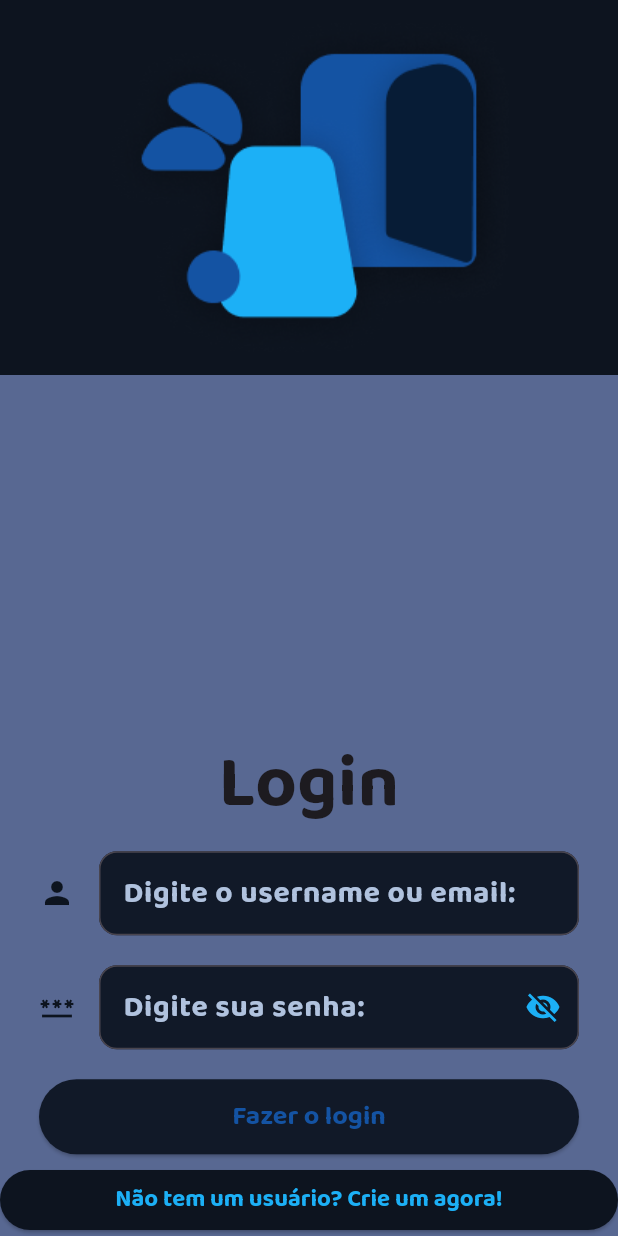
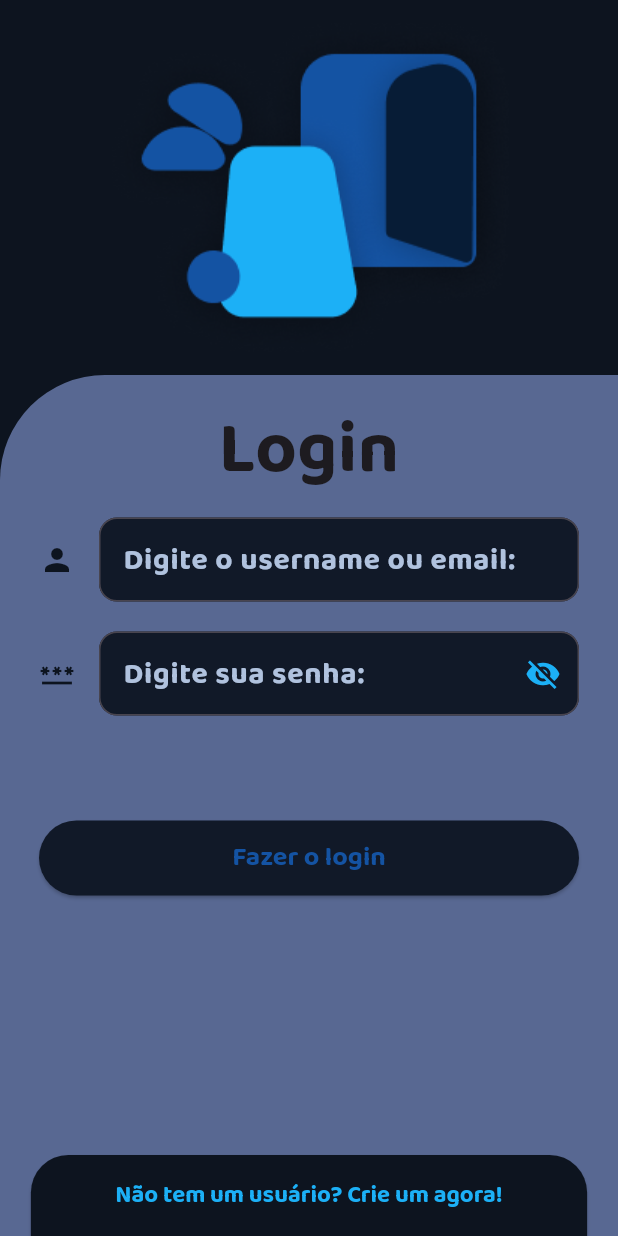
Before and after one commit to JpP3dro/app_bunco, a Flutter app: the screen it shows after launch, after a tap on "Começar", on a phone screen of 412 x 824 dp. Run offline on Flutter 3.47's test engine with Material 3 defaults, Android fonts, the phone set to English and light mode, and no system bars; our stand-ins replace flutter_svg, font_awesome_flutter, google_fonts, page_transition.

Commit message:
Terminando a personalização da tela de login

```diff
--- a/lib/screens/login.dart
+++ b/lib/screens/login.dart
@@ -72,6 +72,7 @@ class _TelaLoginState extends State<TelaLogin> {
   @override
   Widget build(BuildContext context) {
     return Scaffold(
+      backgroundColor: Color(0xFF0D141F),
       appBar: AppBar(
         automaticallyImplyLeading: false,
         backgroundColor: Color(0xFF0D141F),
@@ -85,11 +86,15 @@ class _TelaLoginState extends State<TelaLogin> {
             height: MediaQuery.of(context).size.height -
                 MediaQuery.of(context).padding.top -
                 kToolbarHeight,
+            decoration: BoxDecoration(
               color: Color(0xFF586892),
+              borderRadius: const BorderRadius.only(
+                topLeft: Radius.circular(70),
+              ),
+            ),
             child: Padding(
               padding: const EdgeInsets.all(16.0),
               child: Column(
-                mainAxisAlignment: MainAxisAlignment.center, // Centraliza verticalmente se houver espaço
                 mainAxisSize: MainAxisSize.min, // A Column ocupa o mínimo de espaço
                 children: [
                   Text(
@@ -189,6 +194,9 @@ class _TelaLoginState extends State<TelaLogin> {
                       obscureText: _mostrarSenha == false ? true : false,
                     ),
                   ),
+                  SizedBox(
+                    height: 50,
+                  ),
                   Container(
                     margin: const EdgeInsets.all(10),
                     child: ElevatedButton(
@@ -213,7 +221,12 @@ class _TelaLoginState extends State<TelaLogin> {
           ),
         ),
       bottomNavigationBar: Container(
+        height: 80,
         color: Color(0xFF586892),
+        child: Align(
+            alignment: Alignment.bottomCenter,
+            child: SizedBox(
+              width: MediaQuery.of(context).size.width * 0.9,
               child: ElevatedButton(
                 style: ElevatedButton.styleFrom(
                   textStyle: GoogleFonts.baloo2(
@@ -221,7 +234,15 @@ class _TelaLoginState extends State<TelaLogin> {
                     fontSize: 16,
                   ),
                   backgroundColor: Color(0xFF0D141F),
-                foregroundColor: Color(0xFF1CB0F6)
+                  foregroundColor: Color(0xFF1CB0F6),
+                  minimumSize: const Size.fromHeight(50),
+                  padding: const EdgeInsets.symmetric(vertical: 14),
+                  shape: const RoundedRectangleBorder(
+                    borderRadius: BorderRadius.only(
+                      topLeft: Radius.circular(25),
+                      topRight: Radius.circular(25),
+                    ),
+                  ),
                 ),
                 onPressed: () => Navigator.pushReplacement(
                     context,
@@ -234,7 +255,8 @@ class _TelaLoginState extends State<TelaLogin> {
                 child: const Text("Não tem um usuário? Crie um agora!"),
               ),
             ),
-
+          ),
+          ),
     );
   }
 }
```
Lines whose indentation alone changed are shown as unchanged.
